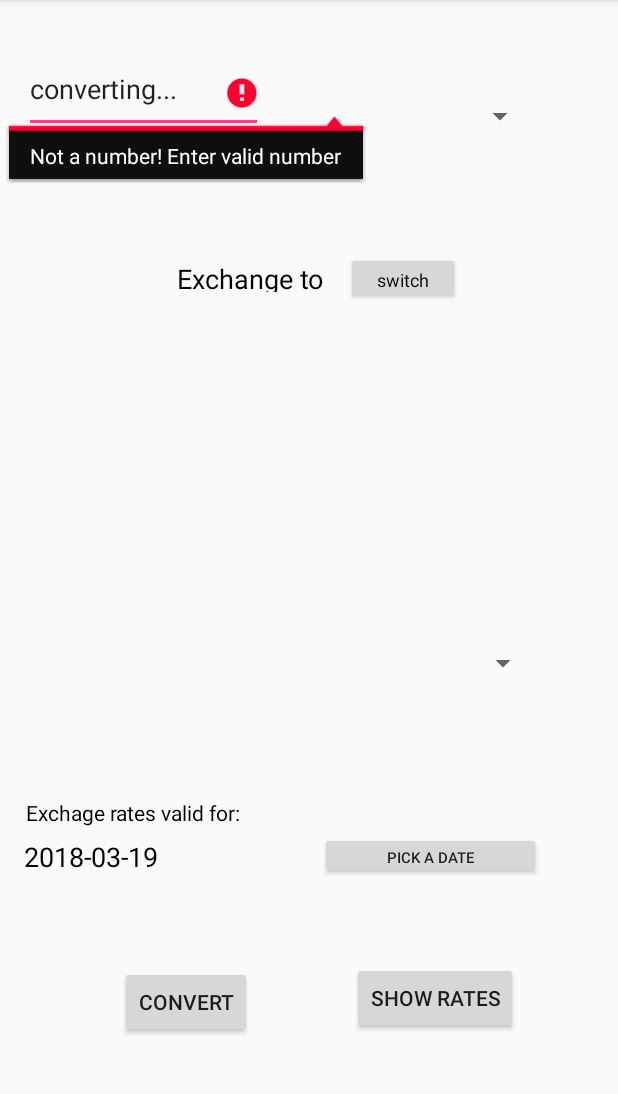
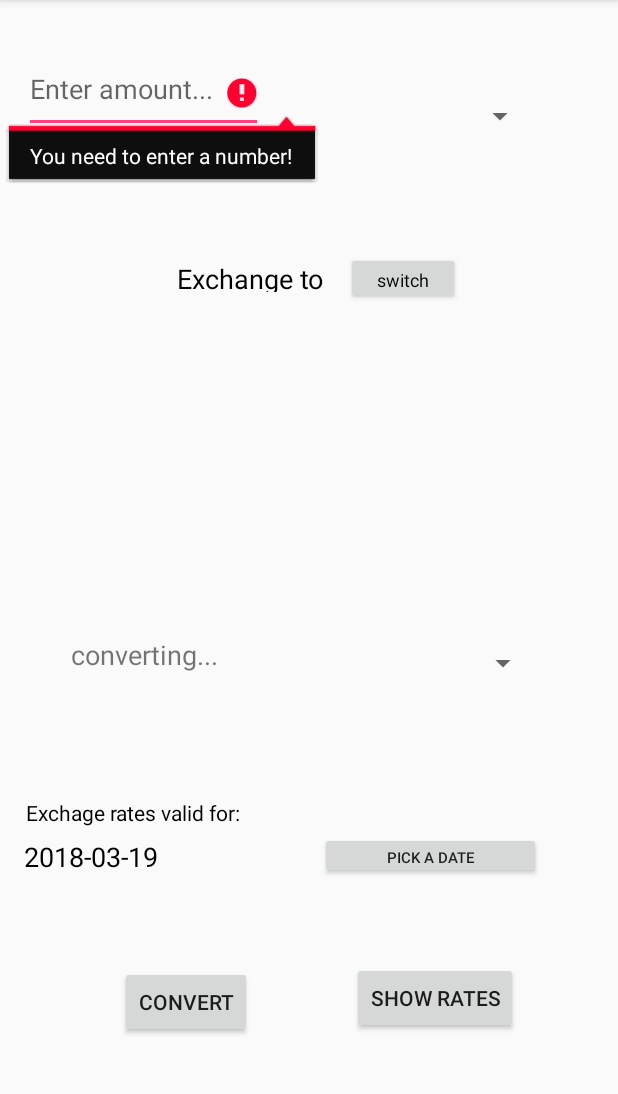
Before and after one commit to simeonkostadinov/Currency_Converter, an Android app: the screen it shows after launch (MainActivity), after a tap on "switch", on a phone screen of 412 x 824 dp, the part 84-1178 px from its top. Run offline under Robolectric (Android 15) with nearby library versions, the phone set to English and light mode, and no system bars; 5 statements that could not run were skipped; 3 other taps on this screen came first.

Commit message:
Small fix, forgot to add a check!

```diff
--- a/app/src/main/java/com/example/currencyconverter/MainActivity.java
+++ b/app/src/main/java/com/example/currencyconverter/MainActivity.java
@@ -236,7 +236,9 @@ public class MainActivity extends AppCompatActivity {
                             int pos2 = newAmountSpinner.getSelectedItemPosition();
                             amountSpinner.setSelection(pos2);
                             newAmountSpinner.setSelection(pos1);
-                            amount.setText(newAmount.getText());
+                            if(!newAmount.getText().toString().equalsIgnoreCase("converting...")){
+                                amount.setText(newAmount.getText());
+                            }
                             convert.performClick();
                         }
                     });
```
